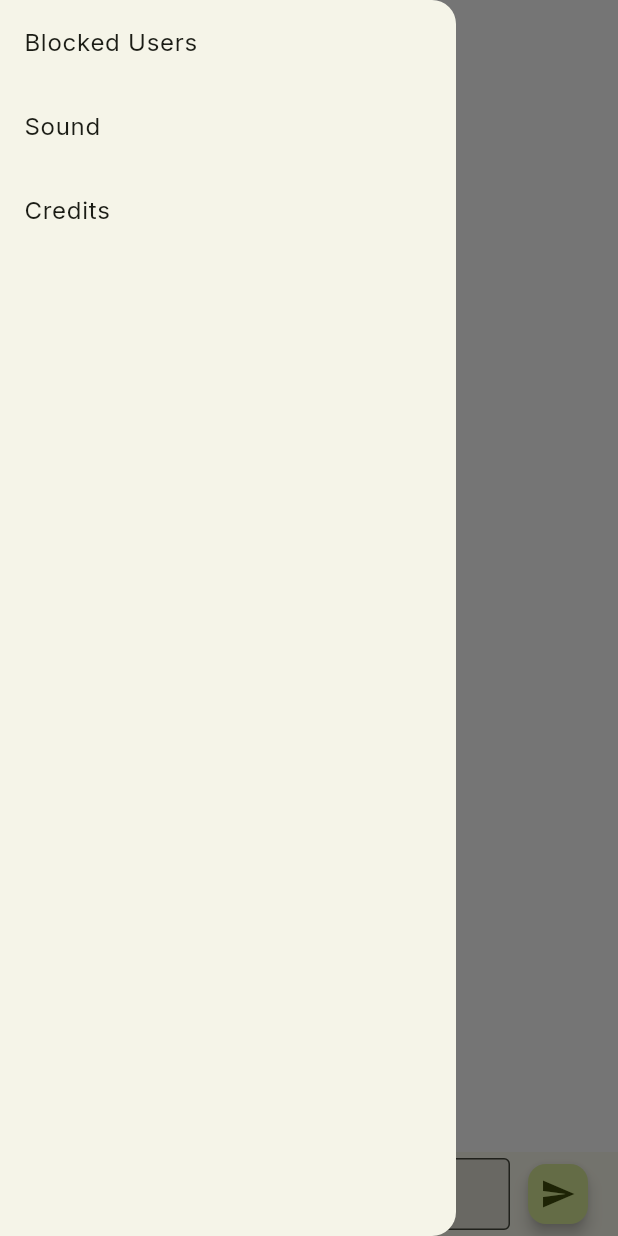
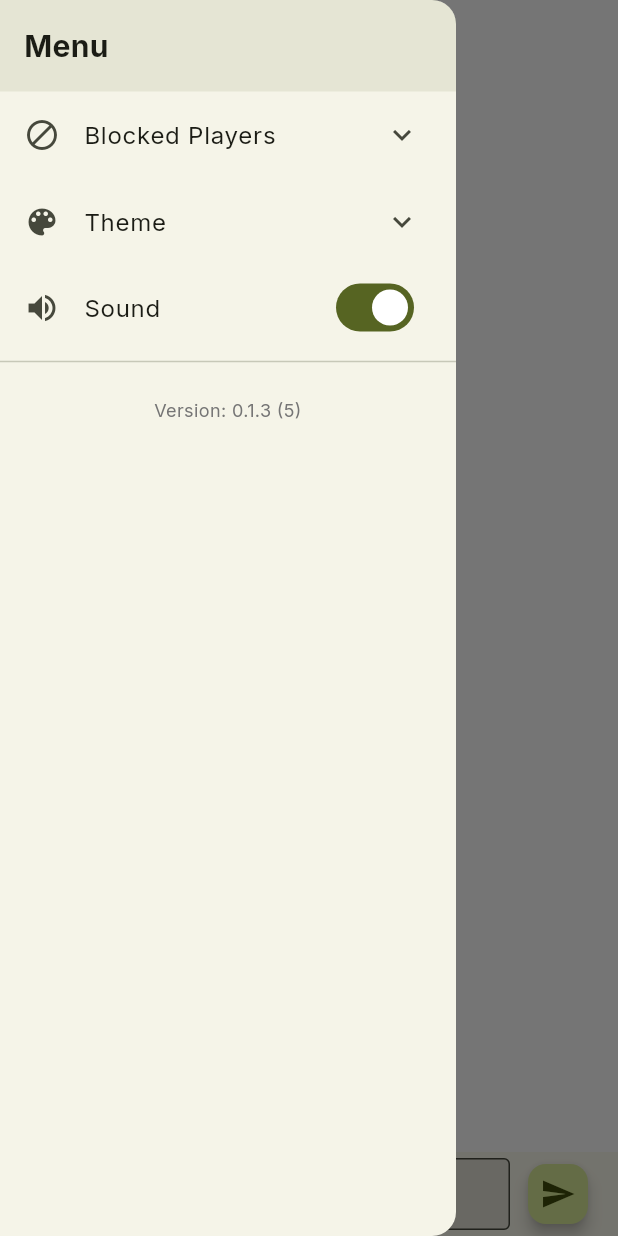
Before and after one commit to ksvslk/trivia-player, a Flutter app: the screen it shows after launch, with the side drawer open, on a phone screen of 412 x 824 dp. Run offline on Flutter 3.47's test engine with Material 3 defaults, Android fonts, the phone set to English and light mode, and no system bars; our stand-ins replace audioplayers, firebase_auth, firebase_core, firebase_database, package_info_plus, shared_preferences and 1 more; missing offline and left inert: games_services; accounts and stored records are empty; network calls fail; statements that could not run were skipped.

Commit message:
Fix the keyboard focusing unwantedly

```diff
--- a/lib/audio/audio_controller.dart
+++ b/lib/audio/audio_controller.dart
@@ -5,7 +5,7 @@
 import 'package:audioplayers/audioplayers.dart';
 import 'package:flutter/widgets.dart';
 import 'package:logging/logging.dart';
-import 'package:operation_veritas/settings/settings_controller.dart';
+import 'package:operation_veritas/persistence/settings_controller.dart';
 
 import 'sounds.dart';
 
--- a/lib/change_notifier/blocked_players.dart
+++ b/lib/change_notifier/blocked_players.dart
@@ -1,5 +1,5 @@
 import 'package:flutter/material.dart';
-import 'package:operation_veritas/settings/settings_controller.dart';
+import 'package:operation_veritas/persistence/settings_controller.dart';
 
 class BlockedPlayers extends ChangeNotifier {
   BlockedPlayers();
--- a/lib/chat_page/message_input.dart
+++ b/lib/chat_page/message_input.dart
@@ -1,5 +1,3 @@
-import 'dart:ui';
-
 import 'package:flutter/material.dart';
 import 'package:flutter/services.dart';
 
@@ -14,41 +12,38 @@ class MessageInput extends StatefulWidget {
   });
 
   @override
-  State<MessageInput> createState() => _MessageInputState();
+  MessageInputState createState() => MessageInputState();
 }
 
-class _MessageInputState extends State<MessageInput> with WidgetsBindingObserver {
+class MessageInputState extends State<MessageInput> {
+  late FocusNode _focusNode;
 
-   @override
+  @override
   void initState() {
     super.initState();
-    WidgetsBinding.instance.addObserver(this);
-  }
+    _focusNode = FocusNode();
 
-  @override
-  void dispose() {
-    WidgetsBinding.instance.removeObserver(this);
-    super.dispose();
-  }
-
-  @override
-  void didChangeMetrics() {
-    final bottomInset = PlatformDispatcher.instance.views.first.viewInsets.bottom;
-    if (bottomInset <= 0) FocusScope.of(context).nextFocus();
+    // Listen to focus changes
+    _focusNode.addListener(() {
+      if (!_focusNode.hasFocus) {
+        primaryFocus?.unfocus();
+      }
+    });
   }
 
   @override
   Widget build(BuildContext context) {
     final colorScheme = Theme.of(context).colorScheme;
 
-
     return Container(
       color: colorScheme.surface,
       padding: const EdgeInsets.fromLTRB(16, 4, 16, 4),
       child: Row(
         children: [
-          Expanded(child:
-             TextFormField(
+          Expanded(
+            child: TextField(
+              focusNode:
+                  _focusNode, // Use the focus node to listen for focus changes
               autofocus: false,
               maxLength: 100,
               maxLengthEnforcement: MaxLengthEnforcement.enforced,
@@ -66,7 +61,7 @@ class _MessageInputState extends State<MessageInput> with WidgetsBindingObserver
                   color: colorScheme.onSurfaceVariant,
                 ),
               ),
-              onFieldSubmitted: (_) => widget.onSend(),
+              onSubmitted: (_) => widget.onSend(),
             ),
           ),
           const SizedBox(width: 8),
@@ -75,11 +70,19 @@ class _MessageInputState extends State<MessageInput> with WidgetsBindingObserver
             focusElevation: 4.0,
             hoverElevation: 4.0,
             highlightElevation: 4.0,
-            onPressed: widget.onSend,
+            onPressed: () {
+              widget.onSend(); // Call the provided onSend callback
+            },
             child: const Icon(Icons.send),
           ),
         ],
       ),
     );
   }
+
+  @override
+  void dispose() {
+    _focusNode.dispose();
+    super.dispose();
+  }
 }
--- a/lib/chat_page/trivia_chat.dart
+++ b/lib/chat_page/trivia_chat.dart
@@ -91,7 +91,6 @@ class _TriviaChatState extends State<TriviaChat> {
                     activeQuestion.messageType != 'question') {
                   return const SizedBox.shrink();
                 }
-                debugPrint("New question: " + activeQuestion.text);
                 return QuestionTimeProgress(message: activeQuestion);
               },
             ),
--- a/lib/home_screen.dart
+++ b/lib/home_screen.dart
@@ -3,7 +3,7 @@ import 'dart:math';
 import 'package:flutter/material.dart';
 import 'package:operation_veritas/change_notifier/banner_message_visibility.dart';
 import 'package:operation_veritas/chat_page/trivia_chat.dart';
-import 'package:operation_veritas/settings/menu_drawer.dart';
+import 'package:operation_veritas/menus/menu_drawer.dart';
 import 'package:provider/provider.dart';
 
 class HomeScreen extends StatelessWidget {
@@ -28,10 +28,11 @@ class HomeScreen extends StatelessWidget {
         builder: (BuildContext scaffoldContext) {
           return Consumer<BannerMessageVisibility>(
             builder: (context, banner, child) {
-              print("isQuestionVisibleOnScreen: " + banner.isQuestionVisibleOnScreen().toString());
-              print("isRoundBreak: " + banner.isRoundBreak().toString());
               return Opacity(
-                  opacity: banner.isQuestionVisibleOnScreen() || banner.isRoundBreak() ? 1.0 : 0.0,
+                  opacity: banner.isQuestionVisibleOnScreen() ||
+                          banner.isRoundBreak()
+                      ? 1.0
+                      : 0.0,
                   child: FloatingActionButton(
                     elevation: 4.0,
                     focusElevation: 4.0,
@@ -47,7 +48,9 @@ class HomeScreen extends StatelessWidget {
           );
         },
       ),
-      floatingActionButtonLocation: FloatingActionButtonLocation.miniEndTop,
+      drawerEnableOpenDragGesture: false,
+      endDrawerEnableOpenDragGesture: false,
+      floatingActionButtonLocation: FloatingActionButtonLocation.miniStartTop,
     );
   }
 }
--- a/lib/settings/credits_dialog.dart
+++ b/lib/menus/credits_dialog.dart
@@ -11,7 +11,7 @@ class CreditsDialog extends StatelessWidget {
       content: Column(
         mainAxisSize: MainAxisSize.min,
         children: [
-          Text('App developed by YourName'),
+          Text('Indest'),
           SizedBox(height: 8),
           Text('Version 1.0.0'),
         ],
--- /dev/null
+++ b/lib/menus/menu_drawer.dart
@@ -0,0 +1,288 @@
+import 'package:flutter/material.dart';
+import 'package:operation_veritas/menus/credits_dialog.dart';
+import 'package:operation_veritas/change_notifier/blocked_players.dart';
+import 'package:operation_veritas/persistence/settings_controller.dart';
+import 'package:provider/provider.dart';
+import 'package:package_info_plus/package_info_plus.dart';
+
+// Re-using your existing enums
+enum ThemeSubMenuItem { red, yellow, green, blue, purple }
+
+class VersionDisplay extends StatefulWidget {
+  const VersionDisplay({super.key});
+
+  @override
+  State<VersionDisplay> createState() => _VersionDisplayState();
+}
+
+class _VersionDisplayState extends State<VersionDisplay> {
+  String _version = 'Loading...';
+
+  @override
+  void initState() {
+    super.initState();
+    _getVersionInfo();
+  }
+
+  Future<void> _getVersionInfo() async {
+    final packageInfo = await PackageInfo.fromPlatform();
+
+    if (mounted) {
+      setState(() {
+        _version =
+            'Version: ${packageInfo.version} (${packageInfo.buildNumber})';
+      });
+    }
+  }
+
+  @override
+  Widget build(BuildContext context) {
+
+    return Padding(
+      padding: const EdgeInsets.symmetric(vertical: 16.0),
+      child: Text(
+        _version,
+        style: TextStyle(
+          fontSize: 12,
+          color: Colors.grey[600],
+        ),
+        textAlign: TextAlign.center,
+      ),
+    );
+  }
+}
+
+class MenuDrawer extends StatelessWidget {
+  final GlobalKey<NavigatorState> parentNavigatorKey;
+
+  const MenuDrawer({
+    super.key,
+    required this.parentNavigatorKey,
+  });
+
+  // Helper method to get color circle button
+  Widget _buildColorButton(
+      Color color, SettingsController settings, BuildContext context) {
+    bool isSelected = settings.seedColor.value == color.value;
+
+    return InkWell(
+      onTap: () {
+        settings.changeSeedColor(color);
+      },
+      child: Padding(
+        padding: const EdgeInsets.symmetric(vertical: 8.0, horizontal: 12.0),
+        child: Row(
+          children: [
+            CircleAvatar(
+              radius: 15,
+              backgroundColor: color,
+              child: isSelected
+                  ? Icon(Icons.check,
+                      color: color.computeLuminance() > 0.5
+                          ? Colors.black
+                          : Colors.white,
+                      size: 16)
+                  : null,
+            ),
+            const SizedBox(width: 16),
+            Text(
+              _getColorName(color),
+              style: const TextStyle(fontSize: 14),
+            ),
+          ],
+        ),
+      ),
+    );
+  }
+
+  // Helper to get color name
+  String _getColorName(Color color) {
+    if (color.value == const Color.fromARGB(255, 255, 67, 104).value)
+      return 'Red';
+    if (color.value == const Color.fromARGB(255, 242, 209, 76).value)
+      return 'Yellow';
+    if (color.value == const Color.fromARGB(255, 193, 226, 59).value)
+      return 'Green';
+    if (color.value == const Color.fromARGB(255, 0, 136, 255).value)
+      return 'Blue';
+    if (color.value == const Color.fromARGB(255, 255, 87, 216).value)
+      return 'Purple';
+    return 'Custom';
+  }
+
+  // Helper to build blocked player list
+  Widget _buildBlockedPlayersSection(BuildContext context) {
+    return Consumer<BlockedPlayers>(
+      builder: (context, blockedPlayers, child) {
+        if (blockedPlayers.blockedPlayers.isEmpty) {
+          return const Padding(
+            padding: EdgeInsets.all(16.0),
+            child: Text(
+              'No players are currently blocked.',
+              style: TextStyle(
+                fontStyle: FontStyle.italic,
+                color: Colors.grey,
+              ),
+            ),
+          );
+        }
+
+        return ListView.builder(
+          shrinkWrap: true,
+          physics:
+              const NeverScrollableScrollPhysics(), // Important to prevent nested scrolling issues
+          itemCount: blockedPlayers.blockedPlayers.length,
+          itemBuilder: (context, index) {
+            String uid = blockedPlayers.blockedPlayers.keys.elementAt(index);
+            String name = blockedPlayers.blockedPlayers[uid] ?? "Player";
+
+            return ListTile(
+              dense: true,
+              contentPadding: const EdgeInsets.symmetric(horizontal: 16.0),
+              title: Text(
+                name,
+                style: const TextStyle(
+                  fontFamily: 'Inter',
+                  fontSize: 14,
+                ),
+              ),
+              trailing: IconButton(
+                visualDensity: VisualDensity.compact,
+                icon: const Icon(Icons.remove_circle_outline, size: 18),
+                onPressed: () {
+                  blockedPlayers.remove(uid);
+                },
+              ),
+            );
+          },
+        );
+      },
+    );
+  }
+
+  @override
+  Widget build(BuildContext context) {
+    final settings = Provider.of<SettingsController>(context, listen: false);
+
+    return Drawer(
+      child: SafeArea(
+        child: ListView(
+          padding: EdgeInsets.zero,
+          children: [
+            // Drawer header
+            Container(
+              padding: const EdgeInsets.all(16.0),
+              color: Theme.of(context).primaryColor.withOpacity(0.1),
+              child: const Text(
+                'Menu',
+                style: TextStyle(
+                  fontSize: 20,
+                  fontWeight: FontWeight.bold,
+                ),
+              ),
+            ),
+
+            ValueListenableBuilder<bool>(
+              valueListenable: settings.isBlockedExpanded,
+              builder: (context, isExpanded, child) {
+                return ExpansionTile(
+                  initiallyExpanded: isExpanded,
+                  onExpansionChanged: (bool expanded) {
+                    settings.isBlockedExpanded.value = expanded;
+                    settings.saveBlockedExpanded(expanded);
+                  },
+                  leading: const Icon(Icons.block),
+                  title: const Text('Blocked Players'),
+                  children: [
+                    _buildBlockedPlayersSection(context),
+                  ],
+                );
+              },
+            ),
+
+            // Sound toggle
+
+            ValueListenableBuilder<bool>(
+              valueListenable: settings.isColorsExpanded,
+              builder: (context, isExpanded, child) {
+                return ExpansionTile(
+                  initiallyExpanded: isExpanded,
+                  onExpansionChanged: (bool expanded) {
+                    settings.isColorsExpanded.value = expanded;
+                    settings.saveColorsExpanded(expanded);
+                  },
+                  maintainState: true,
+                  leading: const Icon(Icons.color_lens),
+                  title: const Text('Theme'),
+                  children: [
+                    ValueListenableBuilder(
+                      valueListenable: settings.seedColor,
+                      builder: (context, value, child) {
+                        return Column(
+                          children: [
+                            _buildColorButton(
+                                const Color.fromARGB(255, 255, 67, 104),
+                                settings,
+                                context),
+                            _buildColorButton(
+                                const Color.fromARGB(255, 242, 209, 76),
+                                settings,
+                                context),
+                            _buildColorButton(
+                                const Color.fromARGB(255, 193, 226, 59),
+                                settings,
+                                context),
+                            _buildColorButton(
+                                const Color.fromARGB(255, 0, 136, 255),
+                                settings,
+                                context),
+                            _buildColorButton(
+                                const Color.fromARGB(255, 255, 87, 216),
+                                settings,
+                                context),
+                          ],
+                        );
+                      },
+                    ),
+                  ],
+                );
+              },
+            ),
+
+            ValueListenableBuilder<bool>(
+              valueListenable: settings.soundsOn,
+              builder: (context, soundsOn, child) {
+                return SwitchListTile(
+                  title: const Text('Sound'),
+                  value: soundsOn,
+                  onChanged: (bool value) {
+                    settings.toggleSoundsOn();
+                  },
+                  secondary: const Icon(Icons.volume_up),
+                );
+              },
+            ),
+
+            /*
+            ListTile(
+              leading: const Icon(Icons.info),
+              title: const Text('Credits'),
+              onTap: () {
+                Navigator.pop(context);
+                showDialog(
+                  context: parentNavigatorKey.currentContext!,
+                  builder: (_) => const CreditsDialog(),
+                );
+              },
+            ),
+            */
+
+            // Version display at the bottom
+            const Divider(),
+            const VersionDisplay(),
+          ],
+        ),
+      ),
+    );
+  }
+}
--- a/lib/settings/persistence/settings_persistence.dart
+++ b/lib/persistence/settings_persistence.dart
@@ -8,11 +8,15 @@
 /// local preferences to cloud-based solutions.
 abstract class SettingsPersistence {
 
+  Future<bool> getBlockedExpanded();
+  Future<bool> getColorsExpanded();
   Future<bool> getSoundsOn();
   Future<int> getSeedColor();
   Future<String> getToken();
   Future<Map<String, String>> getBanned();
 
+  Future<void> saveBlockedExpanded(bool value);
+  Future<void> saveColorsExpanded(bool value);
   Future<void> saveSoundsOn(bool value);
   Future<void> saveSeedColor(int value);
   Future<void> setToken(String value);
--- a/lib/settings/menu_drawer.dart
+++ /dev/null
@@ -1,56 +0,0 @@
-import 'package:flutter/material.dart';
-import 'package:operation_veritas/settings/blocked_players_dialog.dart';
-import 'package:operation_veritas/settings/credits_dialog.dart';
-import 'package:operation_veritas/settings/sound_dialog.dart';
-
-class MenuDrawer extends StatelessWidget {
-  final GlobalKey<NavigatorState> parentNavigatorKey;
-
-  const MenuDrawer({
-    super.key,
-    required this.parentNavigatorKey,
-  });
-
-  @override
-  Widget build(BuildContext context) {
-    return Drawer(
-      child: SafeArea(
-        child: ListView(
-          padding: EdgeInsets.zero,
-          children: [
-            ListTile(
-              title: const Text('Blocked Users'),
-              onTap: () {
-                Navigator.of(context).pop();
-                showDialog(
-                  context: context,
-                  builder: (_) => const BlockedPlayersDialog(),
-                );
-              },
-            ),
-            ListTile(
-              title: const Text('Sound'),
-              onTap: () {
-                Navigator.pop(context);
-                showDialog(
-                  context: parentNavigatorKey.currentContext!,
-                  builder: (_) => const SoundDialog(),
-                );
-              },
-            ),
-            ListTile(
-              title: const Text('Credits'),
-              onTap: () {
-                Navigator.pop(context);
-                showDialog(
-                  context: parentNavigatorKey.currentContext!,
-                  builder: (_) => const CreditsDialog(),
-                );
-              },
-            ),
-          ],
-        ),
-      ),
-    );
-  }
-}
--- a/pubspec.yaml
+++ b/pubspec.yaml
@@ -1,7 +1,7 @@
 name: operation_veritas
 description: "A new Flutter project."
 publish_to: 'none'
-version: 0.1.2+4
+version: 0.1.3+5
 
 environment:
   sdk: ^3.5.3
@@ -18,6 +18,7 @@ dependencies:
   provider: ^6.1.2
   url_launcher: ^6.3.1
   json_annotation: ^4.9.0
+  package_info_plus: ^8.3.0
   flutter:
     sdk: flutter
   games_services:
```
Also changed, not shown: lib/chat_page/message_avatar.dart (+0 -9 lines), lib/main.dart (+3 -5 lines), lib/persistence/local_storage_settings_persistence.dart (renamed from lib/settings/persistence/local_storage_settings_persistence.dart, +24 -0 lines), lib/persistence/settings_controller.dart (renamed from lib/settings/settings_controller.dart, +19 -5 lines), lib/settings/blocked_players_dialog.dart (deleted, +0 -55 lines), lib/settings/sound_dialog.dart (deleted, +0 -25 lines), lib/settings_menu.dart (deleted, +0 -79 lines), pubspec.lock.
